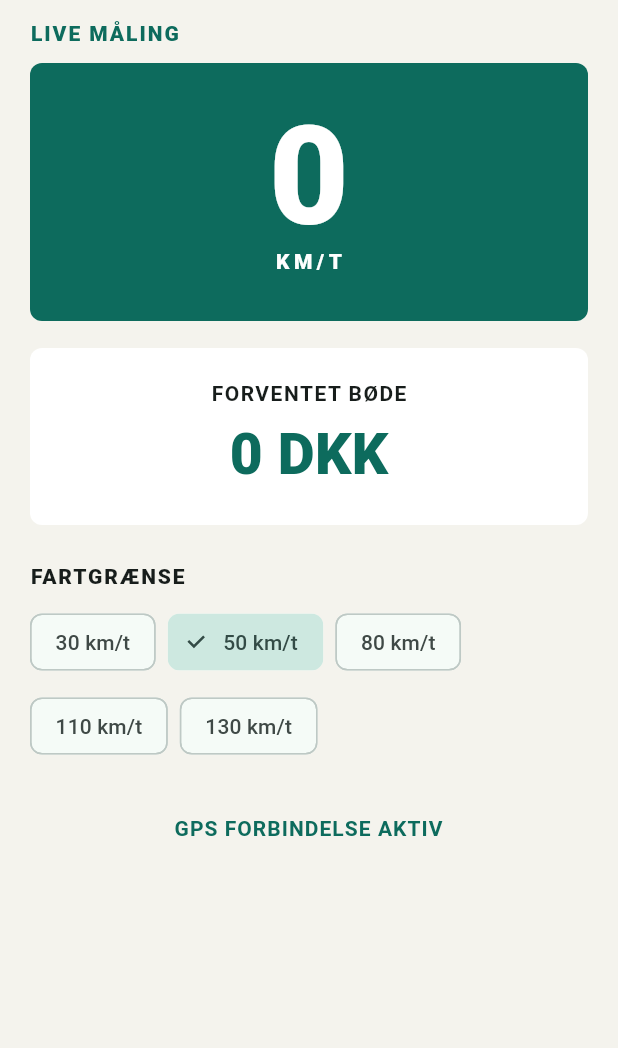
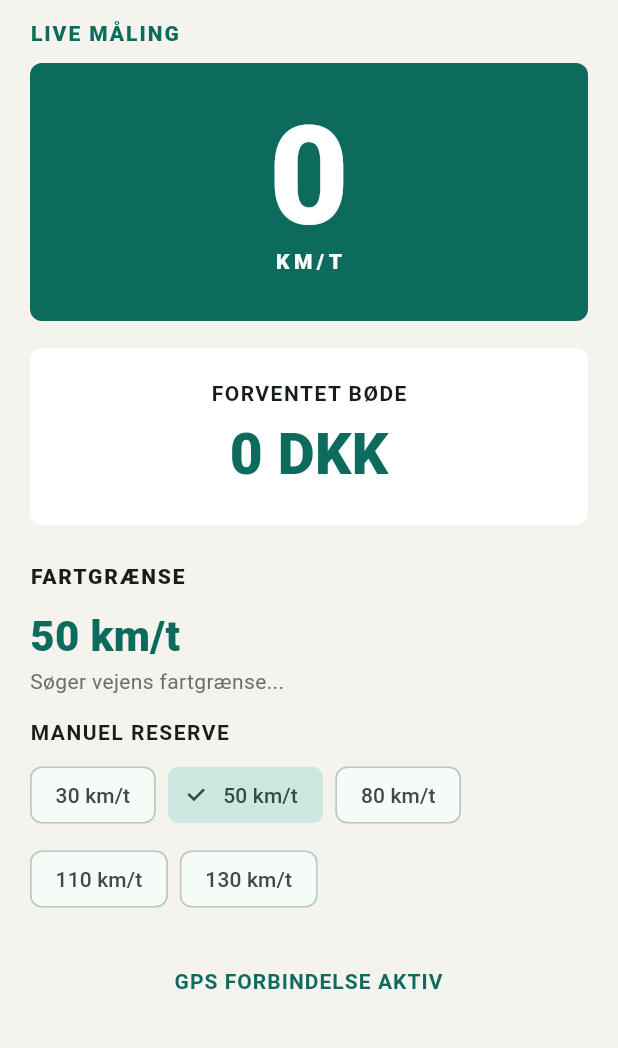
Before and after one commit to cbjoed/SpeedTrap, a Flutter app: the screen it shows after launch, on a phone screen of 412 x 824 dp, the part 84-1132 px from its top. Run offline on Flutter 3.47's test engine with Material 3 defaults, Android fonts, the phone set to English and light mode, and no system bars; our stand-ins replace geolocator; Roboto replaces fonts that are missing (sans).

Commit message:
Detect road speed limits automatically

```diff
--- a/lib/services/location_service.dart
+++ b/lib/services/location_service.dart
@@ -14,10 +14,10 @@ class LocationService {
         permission == LocationPermission.whileInUse;
   }
 
-  Stream<double> get speedStream => Geolocator.getPositionStream(
+  Stream<Position> get positionStream => Geolocator.getPositionStream(
         locationSettings: const LocationSettings(
           accuracy: LocationAccuracy.bestForNavigation,
           distanceFilter: 0,
         ),
-      ).map((position) => (position.speed * 3.6).clamp(0, 400).toDouble());
+      );
 }
--- a/lib/views/home_screen.dart
+++ b/lib/views/home_screen.dart
@@ -10,11 +10,7 @@ class HomeScreen extends StatelessWidget {
   Widget build(BuildContext context) {
     return Consumer<SpeedometerViewModel>(
       builder: (context, vm, _) {
-        final alertColor = vm.fineResult.hasSuspension
-            ? const Color(0xffbd342f)
-            : vm.fineResult.hasPenalty
-                ? const Color(0xffd27a16)
-                : const Color(0xff0d6b5d);
+        final alertColor = _alertColor(vm.fineResult.amount);
 
         return Scaffold(
           appBar: AppBar(
@@ -64,6 +60,11 @@ class HomeScreen extends StatelessWidget {
                   const SizedBox(height: 24),
                   const Text('FARTGRÆNSE', style: TextStyle(fontWeight: FontWeight.w800, letterSpacing: 1.2)),
                   const SizedBox(height: 10),
+                  Text('${vm.speedLimit} km/t', style: TextStyle(fontSize: 28, fontWeight: FontWeight.w900, color: alertColor)),
+                  Text(vm.speedLimitSource, style: const TextStyle(color: Color(0xff68706b))),
+                  const SizedBox(height: 14),
+                  const Text('MANUEL RESERVE', style: TextStyle(fontWeight: FontWeight.w700, letterSpacing: 1)),
+                  const SizedBox(height: 8),
                   Wrap(
                     spacing: 8,
                     runSpacing: 8,
@@ -90,5 +91,14 @@ class HomeScreen extends StatelessWidget {
     );
   }
 
+  static Color _alertColor(int amount) {
+    const calm = Color(0xff0d6b5d);
+    const warning = Color(0xffd27a16);
+    const danger = Color(0xffbd342f);
+    if (amount <= 0) return calm;
+    if (amount <= 1800) return Color.lerp(calm, warning, amount / 1800)!;
+    return Color.lerp(warning, danger, ((amount - 1800) / 2900).clamp(0, 1))!;
+  }
+
   static String _formatAmount(int amount) => amount.toString().replaceAllMapped(RegExp(r'(?<=\d)(?=(\d{3})+$)'), (_) => '.');
 }
--- a/pubspec.yaml
+++ b/pubspec.yaml
@@ -11,6 +11,7 @@ dependencies:
     sdk: flutter
   cupertino_icons: ^1.0.8
   geolocator: ^13.0.2
+  http: ^1.3.0
   provider: ^6.1.2
 
 dev_dependencies:
```
Also changed, not shown: lib/services/road_speed_service.dart (added, +41 -0 lines), lib/viewmodels/speedometer_vm.dart (+46 -7 lines), pubspec.lock, 1 other file.
